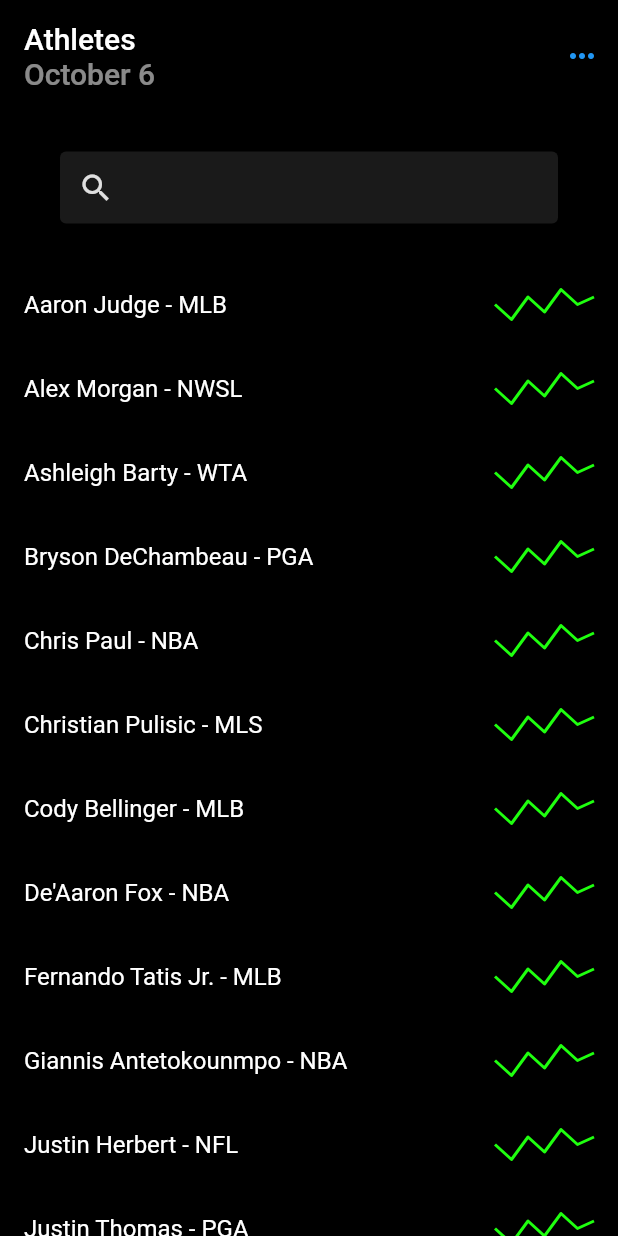
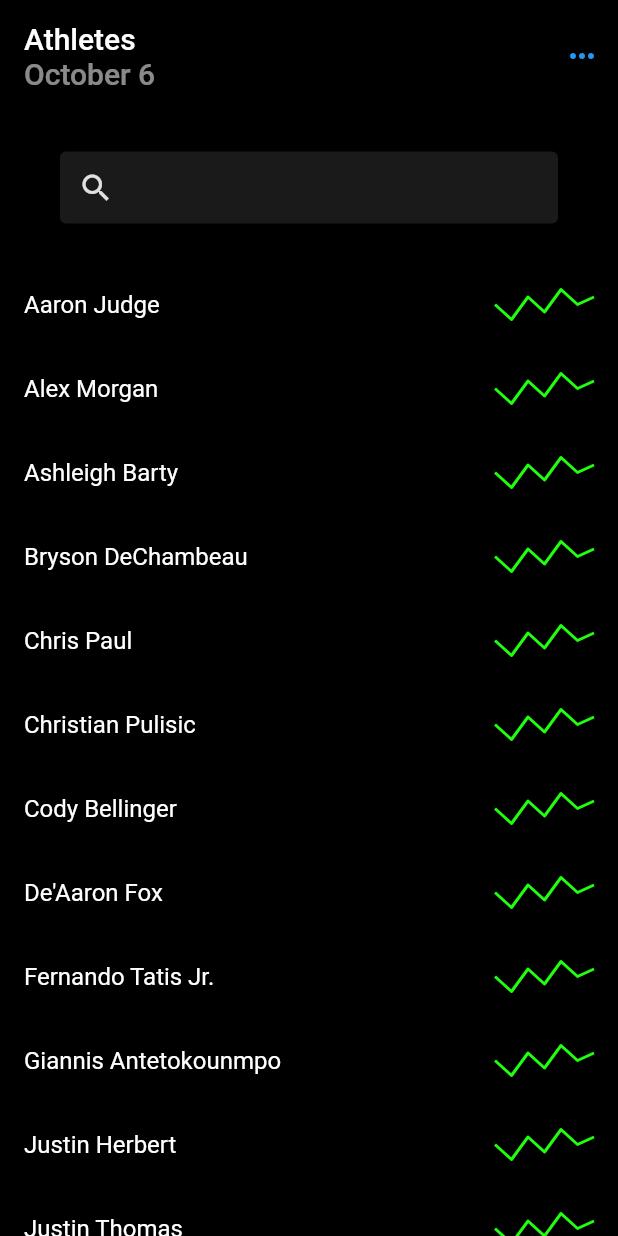
Before and after one commit to LiamWhitenack/fantasy_athlete_stock_exchange, a Flutter app: the screen it shows after launch, on a phone screen of 412 x 824 dp. Run offline on Flutter 3.47's test engine with Material 2 defaults, Android fonts, the phone set to English and light mode, and no system bars; drawn by our look-alikes of fl_chart; generated files the repository leaves out were written again.

Commit message:
athlete class added

```diff
--- /dev/null
+++ b/lib/athlete.dart
@@ -0,0 +1,6 @@
+class Athlete {
+  final String name;
+  final String league;
+
+  Athlete(this.name, this.league);
+}
--- a/lib/src/athlete_selection_widget/athlete_selection_widget.dart
+++ b/lib/src/athlete_selection_widget/athlete_selection_widget.dart
@@ -1,4 +1,6 @@
 import 'dart:core';
+import 'package:fantasy_athlete_stock_exchange/athlete.dart';
+
 import 'test_athletes_list.dart';
 import 'package:fantasy_athlete_stock_exchange/src/sample_feature/sample_item_list_view.dart';
 import 'package:flutter/material.dart';
@@ -15,13 +17,14 @@
 class _AthleteSelectionWidgetState extends State<AthleteSelectionWidget> {
   TextEditingController editingController = TextEditingController();
 
-  final List<String> athleteNames = popularAthletes;
-  List<String> filteredAthleteNames = popularAthletes;
+  final List<Athlete> athletes = popularAthletes;
+  List<Athlete> filteredAthletes = popularAthletes;
   Color? primaryColor = Colors.grey[300];
   void filterSearchResults(String query) {
     setState(() {
-      filteredAthleteNames = athleteNames
-          .where((item) => item.toLowerCase().contains(query.toLowerCase()))
+      filteredAthletes = athletes
+          .where(
+              (item) => item.name.toLowerCase().contains(query.toLowerCase()))
           .toList();
     });
   }
@@ -53,7 +56,7 @@
         ),
         Expanded(
           child: FantasyAthleteStocksListView(
-            names: filteredAthleteNames,
+            athletes: filteredAthletes,
           ),
         ),
       ],
--- a/lib/src/athlete_selection_widget/test_athletes_list.dart
+++ b/lib/src/athlete_selection_widget/test_athletes_list.dart
@@ -1,32 +1,34 @@
-List<String> popularAthletes = [
-  "Aaron Judge - MLB",
-  "Alex Morgan - NWSL",
-  "Ashleigh Barty - WTA",
-  "Bryson DeChambeau - PGA",
-  "Chris Paul - NBA",
-  "Christian Pulisic - MLS",
-  "Cody Bellinger - MLB",
-  "De'Aaron Fox - NBA",
-  "Fernando Tatis Jr. - MLB",
-  "Giannis Antetokounmpo - NBA",
-  "Justin Herbert - NFL",
-  "Justin Thomas - PGA",
-  "Kevin Durant - NBA",
-  "Lamar Jackson - NFL",
-  "LeBron James - NBA",
-  "Luka Dončić - NBA",
-  "Megan Rapinoe - NWSL",
-  "Mike Trout - MLB",
-  "Mookie Betts - MLB",
-  "Naomi Osaka - WTA",
-  "Nneka Ogwumike - WNBA",
-  "Novak Djokovic - ATP",
-  "Patrick Mahomes - NFL",
-  "Russell Wilson - NFL",
-  "Saquon Barkley - NFL",
-  "Serena Williams - WTA",
-  "Simone Biles - USA Gymnastics",
-  "Tom Brady - NFL",
-  "Trevor Lawrence - NFL",
-  "Zion Williamson - NBA",
+import 'package:fantasy_athlete_stock_exchange/athlete.dart';
+
+List<Athlete> popularAthletes = [
+  Athlete("Aaron Judge", "MLB"),
+  Athlete("Alex Morgan", "NWSL"),
+  Athlete("Ashleigh Barty", "WTA"),
+  Athlete("Bryson DeChambeau", "PGA"),
+  Athlete("Chris Paul", "NBA"),
+  Athlete("Christian Pulisic", "MLS"),
+  Athlete("Cody Bellinger", "MLB"),
+  Athlete("De'Aaron Fox", "NBA"),
+  Athlete("Fernando Tatis Jr.", "MLB"),
+  Athlete("Giannis Antetokounmpo", "NBA"),
+  Athlete("Justin Herbert", "NFL"),
+  Athlete("Justin Thomas", "PGA"),
+  Athlete("Kevin Durant", "NBA"),
+  Athlete("Lamar Jackson", "NFL"),
+  Athlete("LeBron James", "NBA"),
+  Athlete("Luka Dončić", "NBA"),
+  Athlete("Megan Rapinoe", "NWSL"),
+  Athlete("Mike Trout", "MLB"),
+  Athlete("Mookie Betts", "MLB"),
+  Athlete("Naomi Osaka", "WTA"),
+  Athlete("Nneka Ogwumike", "WNBA"),
+  Athlete("Novak Djokovic", "ATP"),
+  Athlete("Patrick Mahomes", "NFL"),
+  Athlete("Russell Wilson", "NFL"),
+  Athlete("Saquon Barkley", "NFL"),
+  Athlete("Serena Williams", "WTA"),
+  Athlete("Simone Biles", "USA Gymnastics"),
+  Athlete("Tom Brady", "NFL"),
+  Athlete("Trevor Lawrence", "NFL"),
+  Athlete("Zion Williamson", "NBA"),
 ];
--- a/lib/src/sample_feature/sample_item.dart
+++ b/lib/src/sample_feature/sample_item.dart
@@ -1,6 +1,8 @@
+import 'package:fantasy_athlete_stock_exchange/athlete.dart';
+
 /// A placeholder class that represents an entity or model.
 class AthleteCard {
-  const AthleteCard(this.name);
+  const AthleteCard(this.athlete);
 
-  final String name;
+  final Athlete athlete;
 }
--- a/lib/src/sample_feature/sample_item_details_view.dart
+++ b/lib/src/sample_feature/sample_item_details_view.dart
@@ -1,3 +1,4 @@
+import 'package:fantasy_athlete_stock_exchange/athlete.dart';
 import 'package:flutter/material.dart';
 
 /// Displays detailed information about a AthleteCard.
@@ -8,12 +9,14 @@
 
   @override
   Widget build(BuildContext context) {
+    final Map arguments = (ModalRoute.of(context)?.settings.arguments ??
+        <String, dynamic>{}) as Map;
     return Scaffold(
       appBar: AppBar(
-        title: const Text('Item Details'),
+        title: Text(arguments["name"]),
       ),
-      body: const Center(
-        child: Text('More Information Here'),
+      body: Center(
+        child: Text('More Information Here ${arguments["league"]}'),
       ),
     );
   }
--- a/lib/src/sample_feature/sample_item_list_view.dart
+++ b/lib/src/sample_feature/sample_item_list_view.dart
@@ -1,3 +1,4 @@
+import 'package:fantasy_athlete_stock_exchange/athlete.dart';
 import 'package:fantasy_athlete_stock_exchange/src/line_charts/line_chart_sample.dart';
 import 'package:flutter/material.dart';
 import 'sample_item.dart';
@@ -8,17 +9,17 @@
 class FantasyAthleteStocksListView extends StatelessWidget {
   const FantasyAthleteStocksListView({
     super.key,
-    required this.names,
+    required this.athletes,
     // required this.filter,
   });
-  final List<String> names;
+  final List<Athlete> athletes;
   static const routeName = '/';
 
   @override
   Widget build(BuildContext context) {
     final List<AthleteCard> items = [];
-    for (String name in names) {
-      items.add(AthleteCard(name));
+    for (Athlete athlete in athletes) {
+      items.add(AthleteCard(athlete));
     }
     return ListView.builder(
       // Providing a restorationId allows the ListView to restore the
@@ -27,10 +28,10 @@
       restorationId: 'AthleteCardListView',
       itemCount: items.length,
       itemBuilder: (BuildContext context, int index) {
-        final item = items[index];
+        final AthleteCard item = items[index];
 
         return ListTile(
-            title: Text(item.name),
+            title: Text(item.athlete.name),
             trailing:
                 const SizedBox(width: 66, height: 20, child: LineChartSample()),
             onTap: () {
@@ -38,9 +39,10 @@
               // the app after it has been killed while running in the
               // background, the navigation stack is restored.
               Navigator.restorablePushNamed(
-                context,
-                AthleteCardDetailsView.routeName,
-              );
+                  context, AthleteCardDetailsView.routeName, arguments: {
+                "name": item.athlete.name,
+                "league": item.athlete.league
+              });
             });
       },
     );
```
